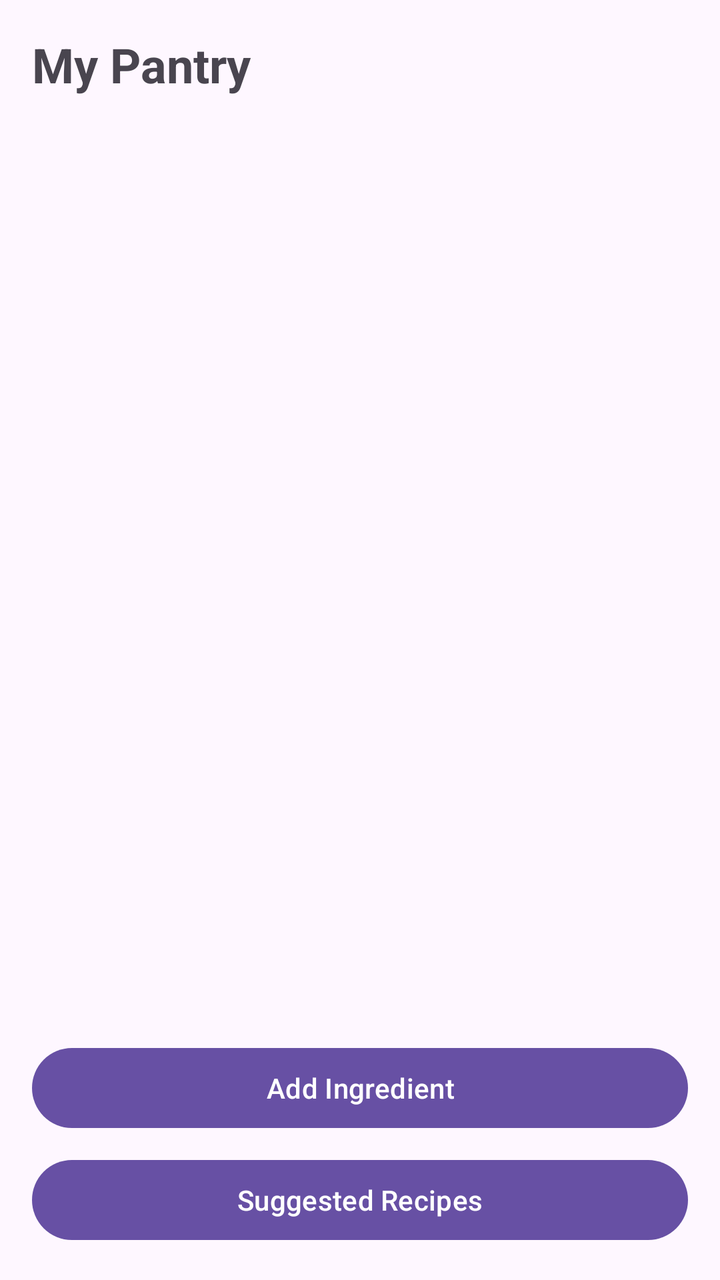
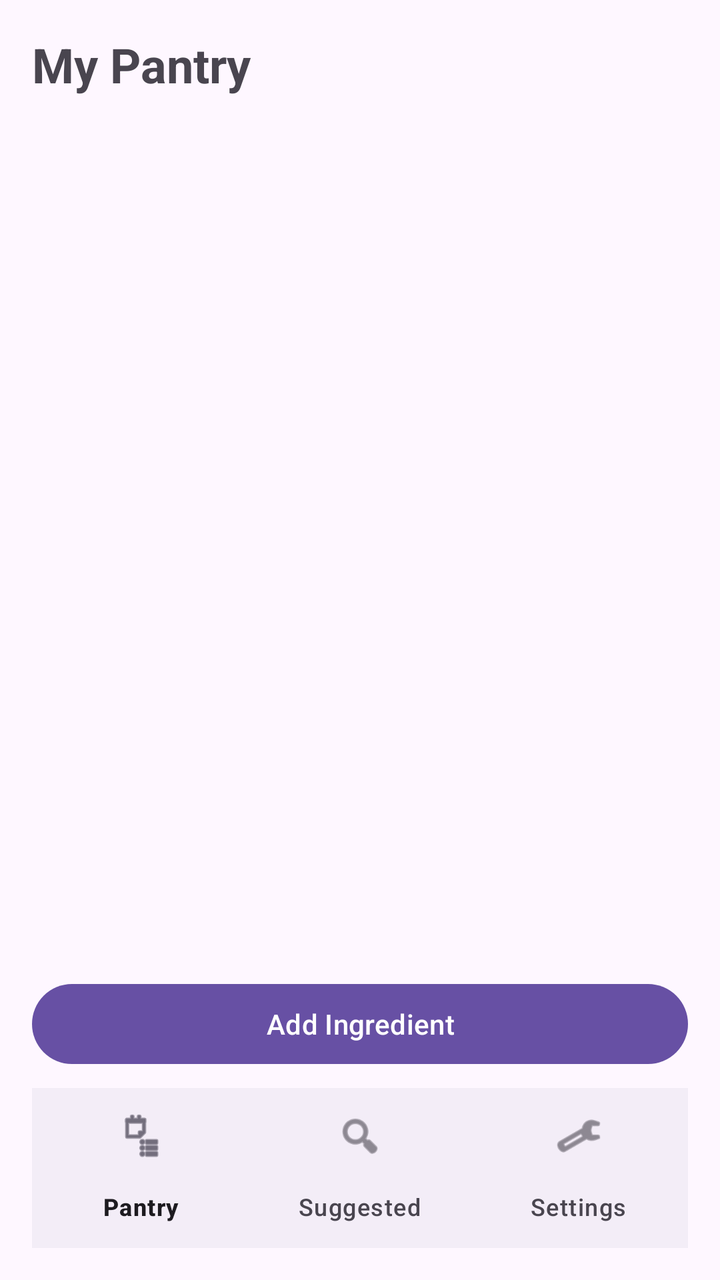

Compare the two renders of this Android layout. The source of the first and the diff that turns it into the second are given below.
<!-- AndroidManifest.xml: application theme Theme.SmartPantryManager -->
<!-- res/layout/activity_main.xml -->
<?xml version="1.0" encoding="utf-8"?>
<LinearLayout xmlns:android="http://schemas.android.com/apk/res/android"
    android:layout_width="match_parent"
    android:layout_height="match_parent"
    android:orientation="vertical"
    android:padding="16dp">


    
    <TextView
        android:layout_width="match_parent"
        android:layout_height="wrap_content"
        android:text="My Pantry"
        android:textSize="24sp"
        android:textStyle="bold"
        android:paddingBottom="12dp"/>

    
    <androidx.recyclerview.widget.RecyclerView
        android:id="@+id/recyclerPantry"
        android:layout_width="match_parent"
        android:layout_height="0dp"
        android:layout_weight="1"/>

    <Button
        android:id="@+id/buttonAddIngredient"
        android:layout_width="match_parent"
        android:layout_height="wrap_content"
        android:text= "Add Ingredient" />

    <Button
        android:id="@+id/buttonSuggested"
        android:layout_width="match_parent"
        android:layout_height="wrap_content"
        android:layout_marginTop="8dp"
        android:text="Suggested Recipes" />

</LinearLayout>
<!-- resources referenced by this layout -->
<resources>
  <style name="Theme.SmartPantryManager" parent="Base.Theme.SmartPantryManager" />
  <style name="Base.Theme.SmartPantryManager" parent="Theme.Material3.DayNight.NoActionBar">
          
          
      </style>
</resources>

<!-- the commit's change to res/layout/activity_main.xml (unified diff, before → after) -->
@@ -1,5 +1,6 @@
 <?xml version="1.0" encoding="utf-8"?>
 <LinearLayout xmlns:android="http://schemas.android.com/apk/res/android"
+    xmlns:app="http://schemas.android.com/apk/res-auto"
     android:layout_width="match_parent"
     android:layout_height="match_parent"
     android:orientation="vertical"
@@ -15,7 +16,7 @@
         android:textStyle="bold"
         android:paddingBottom="12dp"/>
 
-    
+
     <androidx.recyclerview.widget.RecyclerView
         android:id="@+id/recyclerPantry"
         android:layout_width="match_parent"
@@ -28,11 +29,12 @@
         android:layout_height="wrap_content"
         android:text= "Add Ingredient" />
 
-    <Button
-        android:id="@+id/buttonSuggested"
+
+    <com.google.android.material.bottomnavigation.BottomNavigationView
+        android:id="@+id/bottomNav"
         android:layout_width="match_parent"
         android:layout_height="wrap_content"
         android:layout_marginTop="8dp"
-        android:text="Suggested Recipes" />
+        app:menu="@menu/bottom_nav_menu" />
 
 </LinearLayout>
